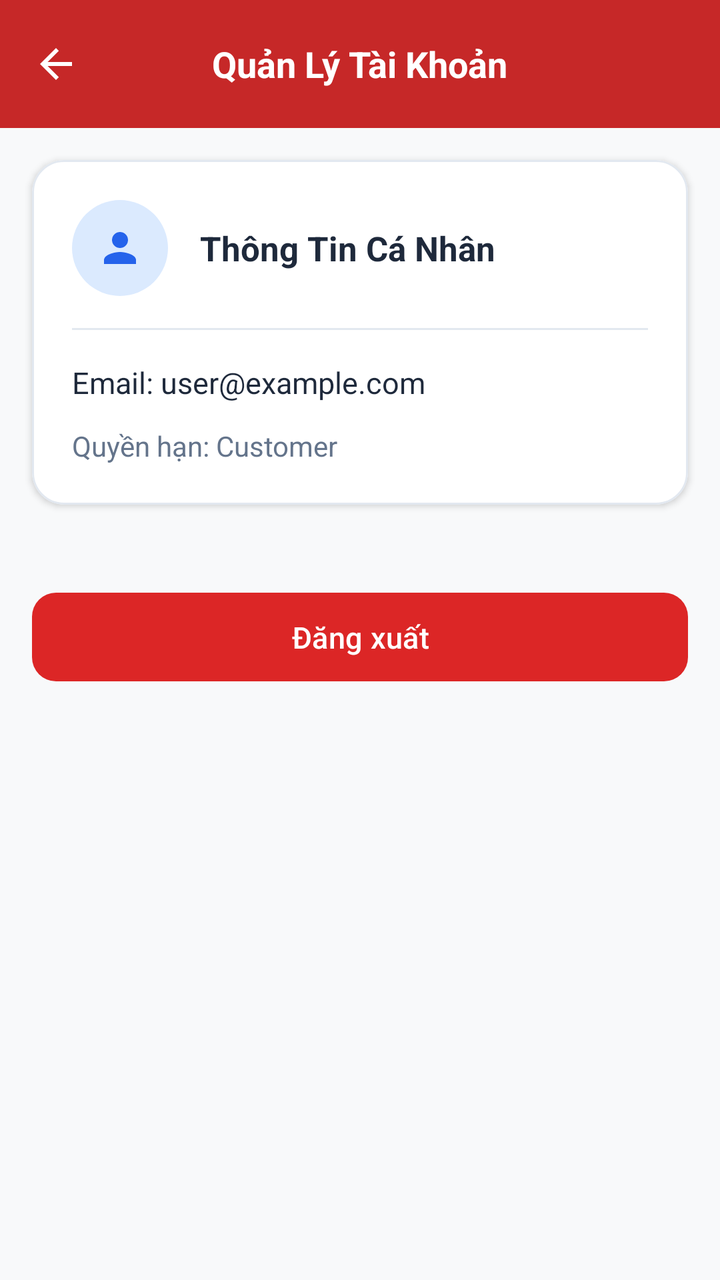
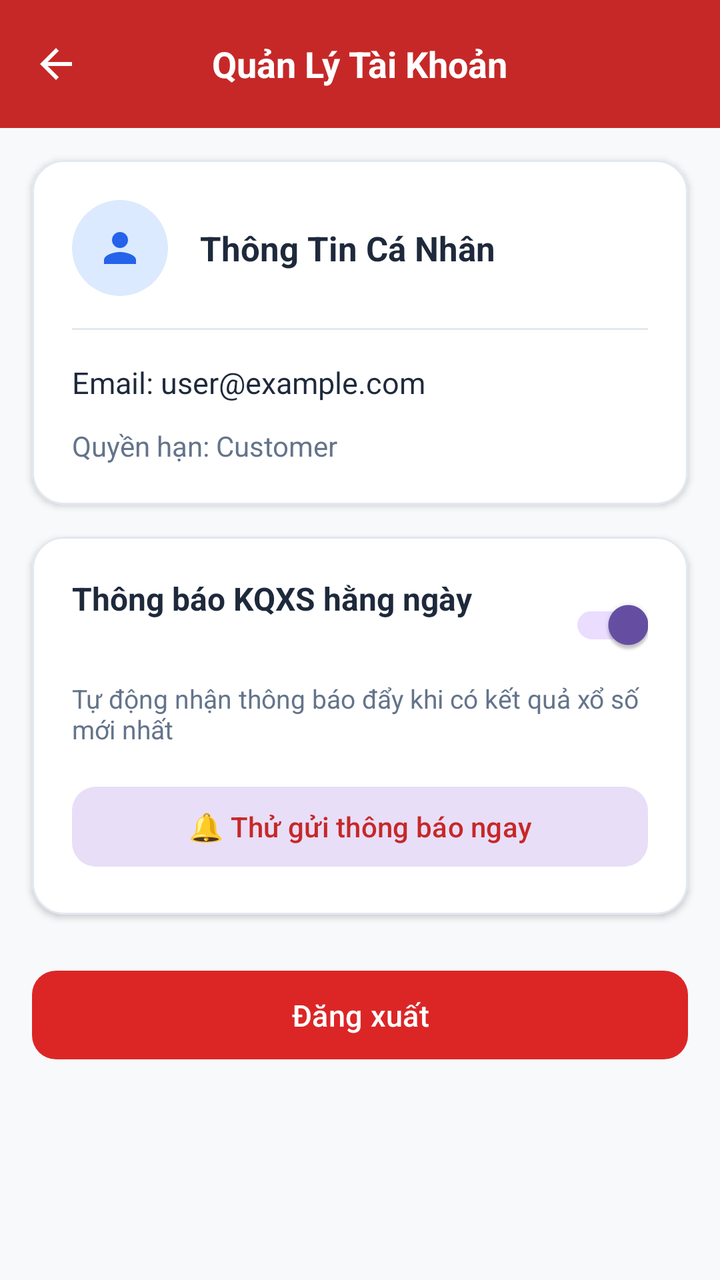

Compare the two renders of this Android layout. The source of the first and the diff that turns it into the second are given below.
<!-- AndroidManifest.xml: application theme Theme.LoterryApp -->
<!-- res/layout/activity_profile.xml -->
<?xml version="1.0" encoding="utf-8"?>
<LinearLayout xmlns:android="http://schemas.android.com/apk/res/android"
    xmlns:app="http://schemas.android.com/apk/res-auto"
    xmlns:tools="http://schemas.android.com/tools"
    android:layout_width="match_parent"
    android:layout_height="match_parent"
    android:orientation="vertical"
    android:background="@color/gray_light"
    tools:context=".ProfileActivity">

    <com.google.android.material.appbar.AppBarLayout
        android:layout_width="match_parent"
        android:layout_height="wrap_content"
        app:elevation="0dp">

        <androidx.appcompat.widget.Toolbar
            android:id="@+id/toolbar"
            android:layout_width="match_parent"
            android:layout_height="?attr/actionBarSize"
            android:background="@color/header_red"
            app:contentInsetStart="0dp">

            <RelativeLayout
                android:layout_width="match_parent"
                android:layout_height="match_parent"
                android:paddingHorizontal="8dp">

                <ImageView
                    android:id="@+id/ivBack"
                    android:layout_width="40dp"
                    android:layout_height="40dp"
                    android:layout_centerVertical="true"
                    android:background="?attr/selectableItemBackgroundBorderless"
                    android:clickable="true"
                    android:focusable="true"
                    android:padding="8dp"
                    android:src="@drawable/ic_back"
                    app:tint="@color/white" />

                <TextView
                    android:layout_width="wrap_content"
                    android:layout_height="wrap_content"
                    android:layout_centerInParent="true"
                    android:text="Quản Lý Tài Khoản"
                    android:textColor="@color/white"
                    android:textSize="18sp"
                    android:textStyle="bold" />
            </RelativeLayout>
        </androidx.appcompat.widget.Toolbar>
    </com.google.android.material.appbar.AppBarLayout>

    <com.google.android.material.card.MaterialCardView
        android:layout_width="match_parent"
        android:layout_height="wrap_content"
        android:layout_margin="16dp"
        app:cardBackgroundColor="@color/white"
        app:cardCornerRadius="16dp"
        app:cardElevation="2dp"
        app:strokeColor="@color/card_stroke"
        app:strokeWidth="1dp">

        <LinearLayout
            android:layout_width="match_parent"
            android:layout_height="wrap_content"
            android:orientation="vertical"
            android:padding="20dp">

            <LinearLayout
                android:layout_width="match_parent"
                android:layout_height="wrap_content"
                android:gravity="center_vertical"
                android:orientation="horizontal">

                <FrameLayout
                    android:layout_width="48dp"
                    android:layout_height="48dp"
                    android:background="@drawable/bg_icon_circle_blue">
                    <ImageView
                        android:layout_width="24dp"
                        android:layout_height="24dp"
                        android:layout_gravity="center"
                        android:src="@drawable/ic_account"
                        app:tint="@color/icon_blue" />
                </FrameLayout>

                <TextView
                    android:layout_width="wrap_content"
                    android:layout_height="wrap_content"
                    android:layout_marginStart="16dp"
                    android:text="Thông Tin Cá Nhân"
                    android:textColor="@color/text_primary"
                    android:textSize="17sp"
                    android:textStyle="bold" />
            </LinearLayout>

            <View
                android:layout_width="match_parent"
                android:layout_height="1dp"
                android:layout_marginVertical="16dp"
                android:background="@color/card_stroke" />

            <TextView
                android:id="@+id/tvEmail"
                android:layout_width="match_parent"
                android:layout_height="wrap_content"
                android:text="Email: user@example.com"
                android:textColor="@color/text_primary"
                android:textSize="15sp" />

            <TextView
                android:id="@+id/tvRole"
                android:layout_width="match_parent"
                android:layout_height="wrap_content"
                android:layout_marginTop="12dp"
                android:text="Quyền hạn: Customer"
                android:textColor="@color/text_secondary"
                android:textSize="14sp" />

        </LinearLayout>
    </com.google.android.material.card.MaterialCardView>

    <com.google.android.material.button.MaterialButton
        android:id="@+id/btnLogout"
        android:layout_width="match_parent"
        android:layout_height="wrap_content"
        android:layout_marginHorizontal="16dp"
        android:layout_marginTop="24dp"
        android:paddingVertical="12dp"
        android:text="Đăng xuất"
        android:textColor="@color/white"
        android:textSize="15sp"
        app:backgroundTint="@color/icon_red"
        app:cornerRadius="12dp" />

</LinearLayout>
<!-- resources referenced by this layout -->
<resources>
  <color name="card_stroke">#E2E8F0</color>
  <color name="gray_light">#F8F9FA</color>
  <color name="header_red">#C62828</color>
  <color name="icon_blue">#2563EB</color>
  <color name="icon_red">#DC2626</color>
  <color name="text_primary">#1E293B</color>
  <color name="text_secondary">#64748B</color>
  <color name="white">#FFFFFFFF</color>
  <!-- drawable bg_icon_circle_blue (drawable) -->
  <?xml version="1.0" encoding="utf-8"?>
  <shape xmlns:android="http://schemas.android.com/apk/res/android"
      android:shape="oval">
      <solid android:color="#DBEAFE" />
  </shape>
  <!-- drawable ic_account (drawable) -->
  <vector xmlns:android="http://schemas.android.com/apk/res/android"
      android:width="24dp"
      android:height="24dp"
      android:viewportWidth="24"
      android:viewportHeight="24">
      <path
          android:fillColor="#FFFFFFFF"
          android:pathData="M12,12c2.21,0 4,-1.79 4,-4s-1.79,-4 -4,-4 -4,1.79 -4,4 1.79,4 4,4zm0,2c-2.67,0 -8,1.34 -8,4v2h16v-2c0,-2.66 -5.33,-4 -8,-4z"/>
  </vector>
  <!-- drawable ic_back (drawable) -->
  <vector xmlns:android="http://schemas.android.com/apk/res/android"
      android:width="24dp"
      android:height="24dp"
      android:viewportWidth="24"
      android:viewportHeight="24">
      <path
          android:fillColor="#FFFFFFFF"
          android:pathData="M20,11H7.83l5.59,-5.59L12,4l-8,8 8,8 1.41,-1.41L7.83,13H20v-2z"/>
  </vector>
  <style name="Theme.LoterryApp" parent="Base.Theme.LoterryApp" />
  <style name="Base.Theme.LoterryApp" parent="Theme.Material3.DayNight.NoActionBar">
          
          
      </style>
</resources>

<!-- the commit's change to res/layout/activity_profile.xml (unified diff, before → after) -->
@@ -119,12 +119,72 @@
         </LinearLayout>
     </com.google.android.material.card.MaterialCardView>
 
+    
+    <com.google.android.material.card.MaterialCardView
+        android:layout_width="match_parent"
+        android:layout_height="wrap_content"
+        android:layout_marginHorizontal="16dp"
+        android:layout_marginBottom="16dp"
+        app:cardBackgroundColor="@color/white"
+        app:cardCornerRadius="16dp"
+        app:cardElevation="2dp"
+        app:strokeColor="@color/card_stroke"
+        app:strokeWidth="1dp">
+
+        <LinearLayout
+            android:layout_width="match_parent"
+            android:layout_height="wrap_content"
+            android:orientation="vertical"
+            android:padding="20dp">
+
+            <RelativeLayout
+                android:layout_width="match_parent"
+                android:layout_height="wrap_content">
+
+                <TextView
+                    android:layout_width="wrap_content"
+                    android:layout_height="wrap_content"
+                    android:text="Thông báo KQXS hằng ngày"
+                    android:textColor="@color/text_primary"
+                    android:textSize="16sp"
+                    android:textStyle="bold" />
+
+                <com.google.android.material.switchmaterial.SwitchMaterial
+                    android:id="@+id/switchNotification"
+                    android:layout_width="wrap_content"
+                    android:layout_height="wrap_content"
+                    android:layout_alignParentEnd="true"
+                    android:checked="true" />
+            </RelativeLayout>
+
+            <TextView
+                android:layout_width="match_parent"
+                android:layout_height="wrap_content"
+                android:layout_marginTop="4dp"
+                android:text="Tự động nhận thông báo đẩy khi có kết quả xổ số mới nhất"
+                android:textColor="@color/text_secondary"
+                android:textSize="13sp" />
+
+            <com.google.android.material.button.MaterialButton
+                android:id="@+id/btnTestNotification"
+                style="@style/Widget.Material3.Button.TonalButton"
+                android:layout_width="match_parent"
+                android:layout_height="wrap_content"
+                android:layout_marginTop="16dp"
+                android:text="🔔 Thử gửi thông báo ngay"
+                android:textColor="@color/header_red"
+                android:textSize="14sp"
+                app:cornerRadius="12dp" />
+
+        </LinearLayout>
+    </com.google.android.material.card.MaterialCardView>
+
     <com.google.android.material.button.MaterialButton
         android:id="@+id/btnLogout"
         android:layout_width="match_parent"
         android:layout_height="wrap_content"
         android:layout_marginHorizontal="16dp"
-        android:layout_marginTop="24dp"
+        android:layout_marginTop="8dp"
         android:paddingVertical="12dp"
         android:text="Đăng xuất"
         android:textColor="@color/white"
